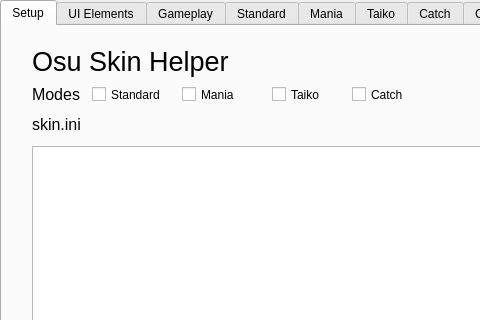
This is osu_skin_helper.ui in 2jonnyb/Osu-Skin-Helper as Qt 5 draws it before an edit; both pictures show x 0 to 480 and y 0 to 320 of the 954 by 863 pixel window. The edited form follows.
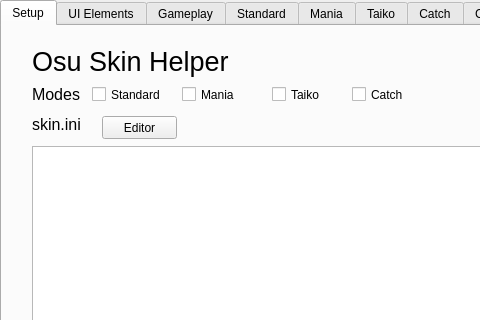
This is the edited form.

Commit message: skin ini editor added (WIP), post GUI load preview loading w/ no thread

Patch:
```diff
--- a/osu_skin_helper.ui
+++ b/osu_skin_helper.ui
@@ -149,6 +149,19 @@
        <string>skin.ini</string>
       </property>
      </widget>
+     <widget class="QPushButton" name="pushButton_edit_skin_ini">
+      <property name="geometry">
+       <rect>
+        <x>100</x>
+        <y>90</y>
+        <width>75</width>
+        <height>23</height>
+       </rect>
+      </property>
+      <property name="text">
+       <string>Editor</string>
+      </property>
+     </widget>
     </widget>
     <widget class="QWidget" name="tab_UI">
      <attribute name="title">
```
The commit also changes 8 other files.
